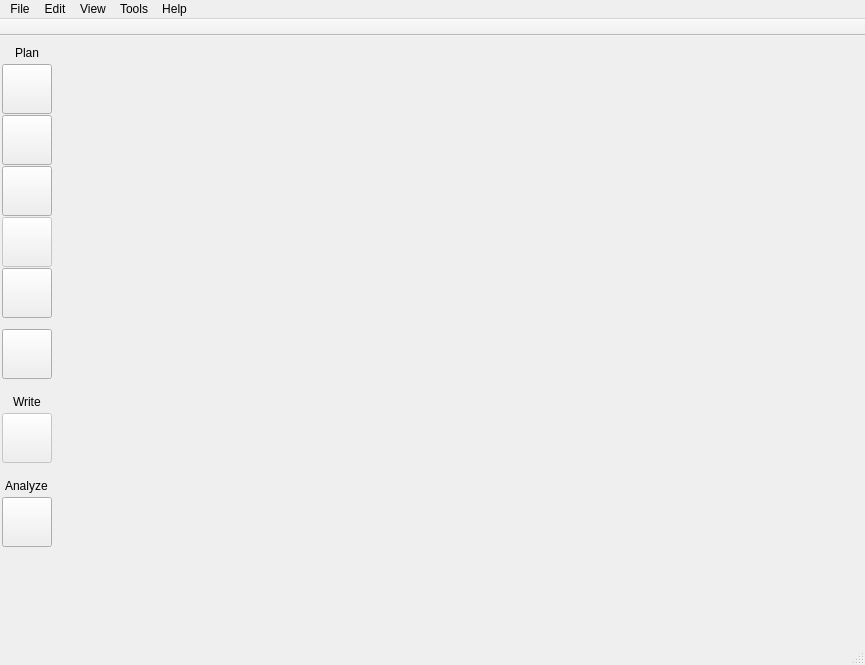
Before: the Qt Designer form ui/main_window.ui in zkovari/plotlyst, drawn with Qt 5.
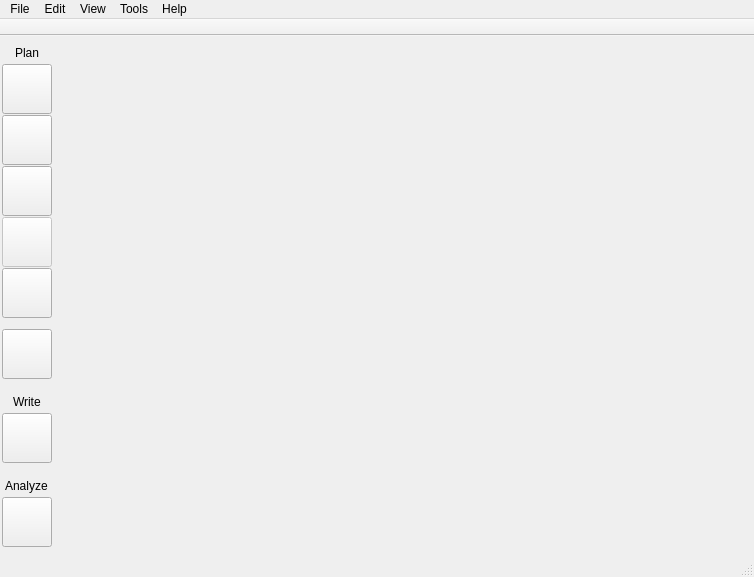
After: the same form once the commit is applied. The open tabs and pages were chosen to show the change.

Commit message: Move manuscript panel to new location

Diff of the .ui file:
```diff
--- a/ui/main_window.ui
+++ b/ui/main_window.ui
@@ -6,8 +6,8 @@
    <rect>
     <x>0</x>
     <y>0</y>
-    <width>865</width>
-    <height>665</height>
+    <width>754</width>
+    <height>577</height>
    </rect>
   </property>
   <property name="mouseTracking">
@@ -422,7 +422,7 @@
            <item>
             <widget class="QToolButton" name="btnManuscript">
              <property name="enabled">
-              <bool>false</bool>
+              <bool>true</bool>
              </property>
              <property name="minimumSize">
               <size>
@@ -834,7 +834,7 @@
     <rect>
      <x>0</x>
      <y>0</y>
-     <width>865</width>
+     <width>754</width>
      <height>19</height>
     </rect>
    </property>
```
Left out of the diff: 59 changed lines with no effect on the pictures. The commit also changes 3 other files.
